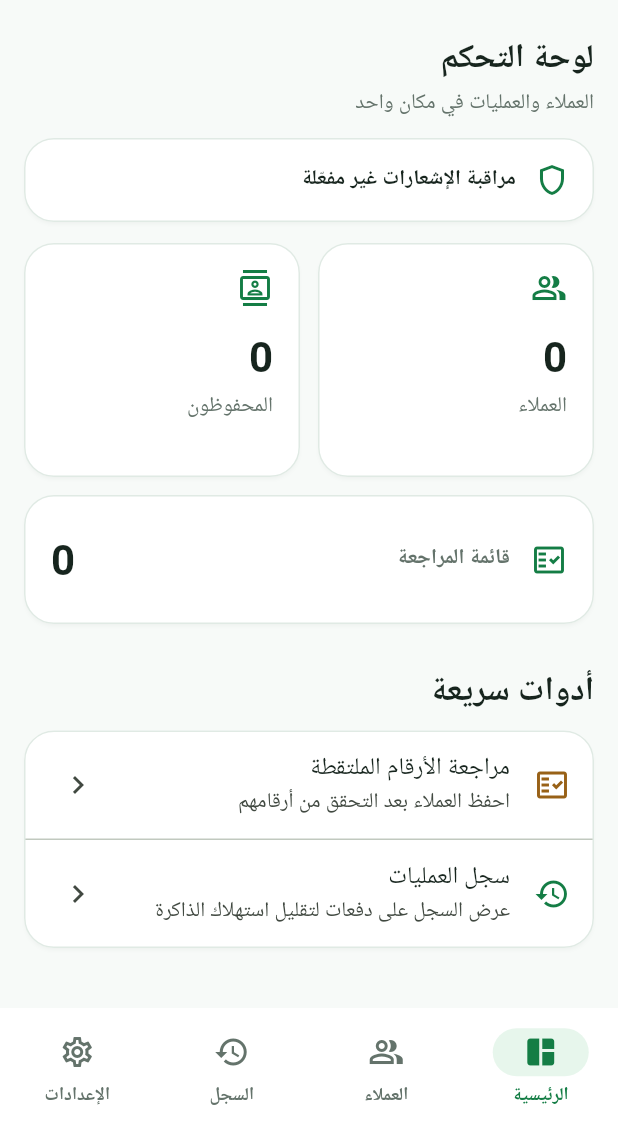
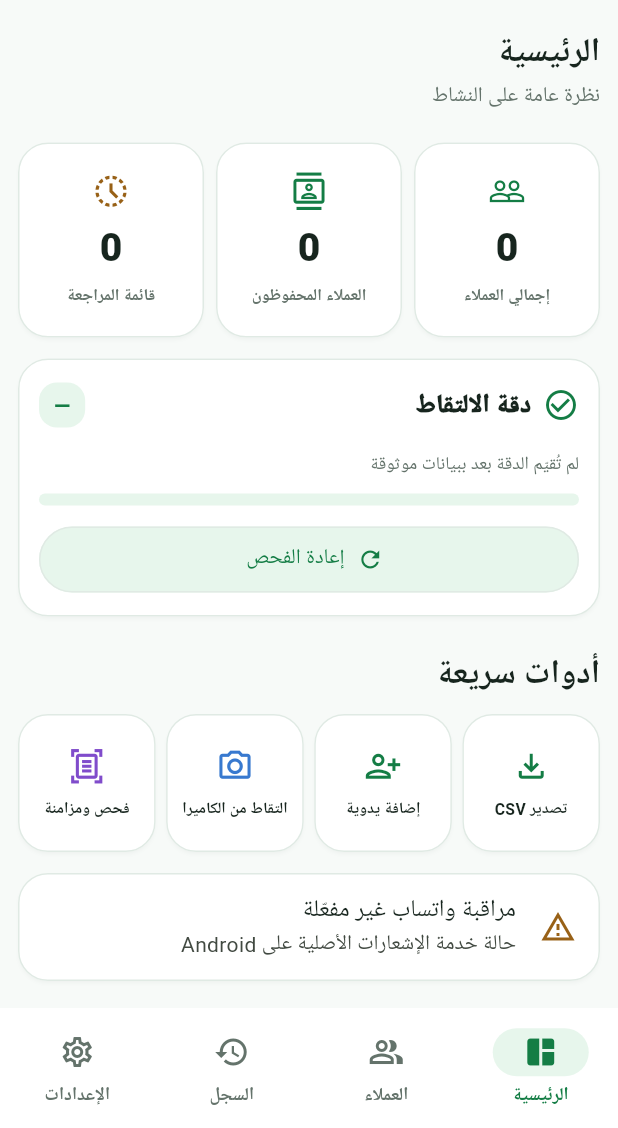
Before and after one commit to 775878805Osamaha/wa-lead-saver, a Flutter app: the screen it shows after launch, on a phone screen of 412 x 824 dp, the part 108-1236 px from its top. Run offline on Flutter 3.47's test engine with Material 3 defaults, Android fonts, the phone set to English and light mode, and no system bars; Roboto replaces fonts that are missing (ThmanyahSans).

Commit message:
flutter: match reference dashboard with three metrics, verified accuracy and four quick tools

```diff
--- a/flutter_ui/lib/src/screens/dashboard_page.dart
+++ b/flutter_ui/lib/src/screens/dashboard_page.dart
@@ -30,13 +30,21 @@ class _DashboardPageState extends State<DashboardPage> {
   }
 
   Future<void> _refresh() async {
-    final updated = widget.gateway.loadOverview();
-    setState(() => _overview = updated);
+    final refreshed = widget.gateway.loadOverview();
+    setState(() => _overview = refreshed);
     try {
-      await updated;
+      await refreshed;
     } catch (_) {
-      // The error state is rendered by the FutureBuilder below.
+      // FutureBuilder renders the real error state.
     }
+  }
+
+  void _nativeActionPending(String action) {
+    ScaffoldMessenger.of(context).showSnackBar(
+      SnackBar(content: Text(
+        'أداة $action تحتاج إلى اكتمال الربط مع خدمات Android الأصلية.',
+      )),
+    );
   }
 
   @override
@@ -53,121 +61,95 @@ class _DashboardPageState extends State<DashboardPage> {
             }
             if (snapshot.hasError) {
               return WaFeedback(
-                message: 'تعذر الاتصال ببيانات التطبيق. يلزم ربط واجهة Flutter بالخدمة الأصلية.',
+                message: 'تعذر الاتصال ببيانات التطبيق. يلزم إكمال ربط Flutter بالخدمة الأصلية.',
                 onRetry: _refresh,
               );
             }
-            final summary = snapshot.requireData;
+            final data = snapshot.requireData;
             return ListView(
               key: const Key('dashboard_list'),
-              padding: const EdgeInsets.fromLTRB(16, 12, 16, 24),
+              padding: const EdgeInsets.fromLTRB(12, 8, 12, 24),
               physics: const AlwaysScrollableScrollPhysics(),
               children: [
                 const WaSectionHeader(
-                  title: 'لوحة التحكم',
-                  subtitle: 'العملاء والعمليات في مكان واحد',
+                  title: 'الرئيسية',
+                  subtitle: 'نظرة عامة على النشاط',
                 ),
-                Card(
-                  child: Padding(
-                    padding: const EdgeInsets.all(16),
-                    child: Row(
-                      children: [
-                        const Icon(Icons.shield_outlined, color: WaPalette.green),
-                        const SizedBox(width: 12),
-                        Expanded(
-                          child: Text(
-                            summary.monitoringActive
-                                ? 'مراقبة إشعارات واتساب مفعّلة'
-                                : 'مراقبة الإشعارات غير مفعّلة',
-                            style: const TextStyle(fontWeight: FontWeight.w600),
-                          ),
-                        ),
-                      ],
-                    ),
-                  ),
+                const SizedBox(height: 8),
+                Row(
+                  children: [
+                    Expanded(child: _Metric(
+                      icon: Icons.people_outline,
+                      count: '${data.total}',
+                      label: 'إجمالي العملاء',
+                      onTap: widget.onOpenLeads,
+                    )),
+                    const SizedBox(width: 8),
+                    Expanded(child: _Metric(
+                      icon: Icons.contacts_outlined,
+                      count: '${data.saved}',
+                      label: 'العملاء المحفوظون',
+                      onTap: widget.onOpenLeads,
+                    )),
+                    const SizedBox(width: 8),
+                    Expanded(child: _Metric(
+                      icon: Icons.history_toggle_off_outlined,
+                      count: '${data.review}',
+                      label: 'قائمة المراجعة',
+                      iconColor: WaPalette.amber,
+                      onTap: widget.onOpenReview,
+                    )),
+                  ],
                 ),
                 const SizedBox(height: 14),
-                LayoutBuilder(
-                  builder: (context, constraints) {
-                    final total = WaCounterCard(
-                      label: 'العملاء',
-                      value: '${summary.total}',
-                      icon: Icons.people_alt_outlined,
+                _AccuracyCard(
+                  data: data,
+                  onRefresh: _refresh,
+                ),
+                const SizedBox(height: 12),
+                const WaSectionHeader(title: 'أدوات سريعة'),
+                Row(
+                  children: [
+                    Expanded(child: _Shortcut(
+                      icon: Icons.file_download_outlined,
+                      text: 'تصدير CSV',
+                      onTap: () => _nativeActionPending('تصدير CSV'),
+                    )),
+                    const SizedBox(width: 7),
+                    Expanded(child: _Shortcut(
+                      icon: Icons.person_add_alt_1_outlined,
+                      text: 'إضافة يدوية',
                       onTap: widget.onOpenLeads,
-                    );
-                    final saved = WaCounterCard(
-                      label: 'المحفوظون',
-                      value: '${summary.saved}',
-                      icon: Icons.contacts_outlined,
-                      onTap: widget.onOpenLeads,
-                    );
-                    final review = WaCounterCard(
-                      label: 'قائمة المراجعة',
-                      value: '${summary.review}',
-                      icon: Icons.fact_check_outlined,
-                      onTap: widget.onOpenReview,
-                    );
-                    if (constraints.maxWidth < 480) {
-                      return Column(
-                        children: [
-                          SizedBox(
-                            height: 156,
-                            child: Row(
-                              children: [
-                                Expanded(child: total),
-                                const SizedBox(width: 12),
-                                Expanded(child: saved),
-                              ],
-                            ),
-                          ),
-                          const SizedBox(height: 12),
-                          SizedBox(
-                            height: 86,
-                            child: WaCounterCard(
-                              label: 'قائمة المراجعة',
-                              value: '${summary.review}',
-                              icon: Icons.fact_check_outlined,
-                              onTap: widget.onOpenReview,
-                              horizontal: true,
-                            ),
-                          ),
-                        ],
-                      );
-                    }
-                    return GridView.count(
-                      shrinkWrap: true,
-                      physics: const NeverScrollableScrollPhysics(),
-                      crossAxisCount: 3,
-                      mainAxisSpacing: 12,
-                      crossAxisSpacing: 12,
-                      childAspectRatio: 1.0,
-                      children: [total, saved, review],
-                    );
-                  },
+                    )),
+                    const SizedBox(width: 7),
+                    Expanded(child: _Shortcut(
+                      icon: Icons.photo_camera_outlined,
+                      text: 'التقاط من الكاميرا',
+                      color: const Color(0xFF3879CF),
+                      onTap: () => _nativeActionPending('الكاميرا'),
+                    )),
+                    const SizedBox(width: 7),
+                    Expanded(child: _Shortcut(
+                      icon: Icons.document_scanner_outlined,
+                      text: 'فحص ومزامنة',
+                      color: const Color(0xFF804CCB),
+                      onTap: widget.onOpenHistory,
+                    )),
+                  ],
                 ),
-                const SizedBox(height: 18),
-                const WaSectionHeader(title: 'أدوات سريعة'),
+                const SizedBox(height: 14),
                 Card(
-                  child: Column(
-                    children: [
-                      ListTile(
-                        leading: const Icon(Icons.fact_check_outlined,
-                          color: WaPalette.amber),
-                        title: const Text('مراجعة الأرقام الملتقطة'),
-                        subtitle: const Text('احفظ العملاء بعد التحقق من أرقامهم'),
-                        trailing: const Icon(Icons.chevron_left),
-                        onTap: widget.onOpenReview,
-                      ),
-                      const Divider(height: 1),
-                      ListTile(
-                        leading: const Icon(Icons.history,
-                          color: WaPalette.green),
-                        title: const Text('سجل العمليات'),
-                        subtitle: const Text('عرض السجل على دفعات لتقليل استهلاك الذاكرة'),
-                        trailing: const Icon(Icons.chevron_left),
-                        onTap: widget.onOpenHistory,
-                      ),
-                    ],
+                  child: ListTile(
+                    leading: Icon(
+                      data.monitoringActive
+                        ? Icons.verified_user_outlined : Icons.warning_amber_outlined,
+                      color: data.monitoringActive
+                        ? WaPalette.green : WaPalette.amber,
+                    ),
+                    title: Text(data.monitoringActive
+                        ? 'مراقبة واتساب مفعّلة'
+                        : 'مراقبة واتساب غير مفعّلة'),
+                    subtitle: const Text('حالة خدمة الإشعارات الأصلية على Android'),
                   ),
                 ),
               ],
@@ -176,3 +158,171 @@ class _DashboardPageState extends State<DashboardPage> {
         ),
       );
 }
+
+class _Metric extends StatelessWidget {
+  const _Metric({
+    required this.icon,
+    required this.count,
+    required this.label,
+    required this.onTap,
+    this.iconColor = WaPalette.green,
+  });
+
+  final IconData icon;
+  final String count;
+  final String label;
+  final VoidCallback onTap;
+  final Color iconColor;
+
+  @override
+  Widget build(BuildContext context) => Card(
+    child: InkWell(
+      borderRadius: BorderRadius.circular(20),
+      onTap: onTap,
+      child: SizedBox(
+        height: 130,
+        child: Padding(
+          padding: const EdgeInsets.all(8),
+          child: Column(
+            mainAxisAlignment: MainAxisAlignment.center,
+            children: [
+              Icon(icon, color: iconColor, size: 25),
+              const SizedBox(height: 7),
+              FittedBox(
+                fit: BoxFit.scaleDown,
+                child: Text(count, style: const TextStyle(
+                  fontSize: 26,
+                  fontWeight: FontWeight.w900,
+                  color: WaPalette.ink,
+                )),
+              ),
+              const SizedBox(height: 5),
+              Text(label,
+                textAlign: TextAlign.center,
+                maxLines: 2,
+                overflow: TextOverflow.ellipsis,
+                style: const TextStyle(
+                  color: WaPalette.muted,
+                  fontWeight: FontWeight.w700,
+                  fontSize: 11,
+                )),
+            ],
+          ),
+        ),
+      ),
+    ),
+  );
+}
+
+class _AccuracyCard extends StatelessWidget {
+  const _AccuracyCard({required this.data, required this.onRefresh});
+  final DashboardSummary data;
+  final Future<void> Function() onRefresh;
+
+  @override
+  Widget build(BuildContext context) {
+    final percent = data.accuracyPercentage;
+    final valid = percent != null && data.evaluatedCases > 0;
+    return Card(
+      child: Padding(
+        padding: const EdgeInsets.fromLTRB(14, 16, 14, 14),
+        child: Column(
+          crossAxisAlignment: CrossAxisAlignment.stretch,
+          children: [
+            Row(
+              children: [
+                const Icon(Icons.check_circle_outline, color: WaPalette.green),
+                const SizedBox(width: 8),
+                const Expanded(
+                  child: Text('دقة الالتقاط', style: TextStyle(
+                    fontWeight: FontWeight.w900, fontSize: 17,
+                  )),
+                ),
+                DecoratedBox(
+                  decoration: BoxDecoration(
+                    color: WaPalette.raised,
+                    borderRadius: BorderRadius.circular(12),
+                  ),
+                  child: Padding(
+                    padding: const EdgeInsets.symmetric(horizontal: 10, vertical: 5),
+                    child: Text(valid ? '$percent%' : '—',
+                      style: const TextStyle(
+                        fontWeight: FontWeight.w900,
+                        color: WaPalette.green,
+                      )),
+                  ),
+                ),
+              ],
+            ),
+            const SizedBox(height: 16),
+            Text(valid
+                ? 'تم فحص ${data.evaluatedCases} حالة · نجح ${data.passedCases}'
+                : 'لم تُقيّم الدقة بعد ببيانات موثوقة',
+              textAlign: TextAlign.right,
+              style: const TextStyle(color: WaPalette.muted, fontSize: 12),
+            ),
+            const SizedBox(height: 10),
+            LinearProgressIndicator(
+              value: valid ? percent / 100 : 0,
+              minHeight: 8,
+              borderRadius: BorderRadius.circular(12),
+              backgroundColor: WaPalette.raised,
+              color: WaPalette.accent,
+            ),
+            const SizedBox(height: 12),
+            OutlinedButton.icon(
+              onPressed: onRefresh,
+              icon: const Icon(Icons.refresh),
+              label: const Text('إعادة الفحص'),
+              style: OutlinedButton.styleFrom(
+                backgroundColor: WaPalette.raised,
+                minimumSize: const Size(0, 44),
+              ),
+            ),
+          ],
+        ),
+      ),
+    );
+  }
+}
+
+class _Shortcut extends StatelessWidget {
+  const _Shortcut({
+    required this.icon,
+    required this.text,
+    required this.onTap,
+    this.color = WaPalette.green,
+  });
+  final IconData icon;
+  final String text;
+  final VoidCallback onTap;
+  final Color color;
+
+  @override
+  Widget build(BuildContext context) => Card(
+    child: InkWell(
+      onTap: onTap,
+      borderRadius: BorderRadius.circular(18),
+      child: SizedBox(
+        height: 92,
+        child: Padding(
+          padding: const EdgeInsets.symmetric(horizontal: 3),
+          child: Column(
+            mainAxisAlignment: MainAxisAlignment.center,
+            children: [
+              Icon(icon, color: color, size: 25),
+              const SizedBox(height: 8),
+              Text(text,
+                maxLines: 2,
+                textAlign: TextAlign.center,
+                overflow: TextOverflow.ellipsis,
+                style: const TextStyle(
+                  fontSize: 10.5, fontWeight: FontWeight.w700,
+                )),
+            ],
+          ),
+        ),
+      ),
+    ),
+  );
+}
```
